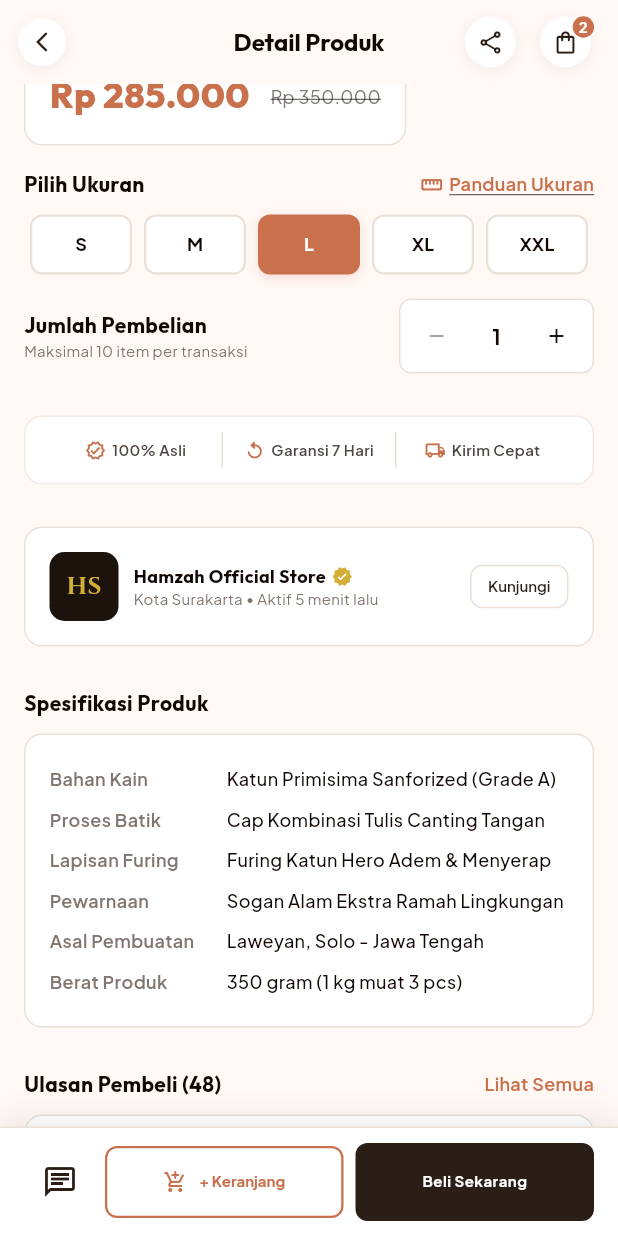
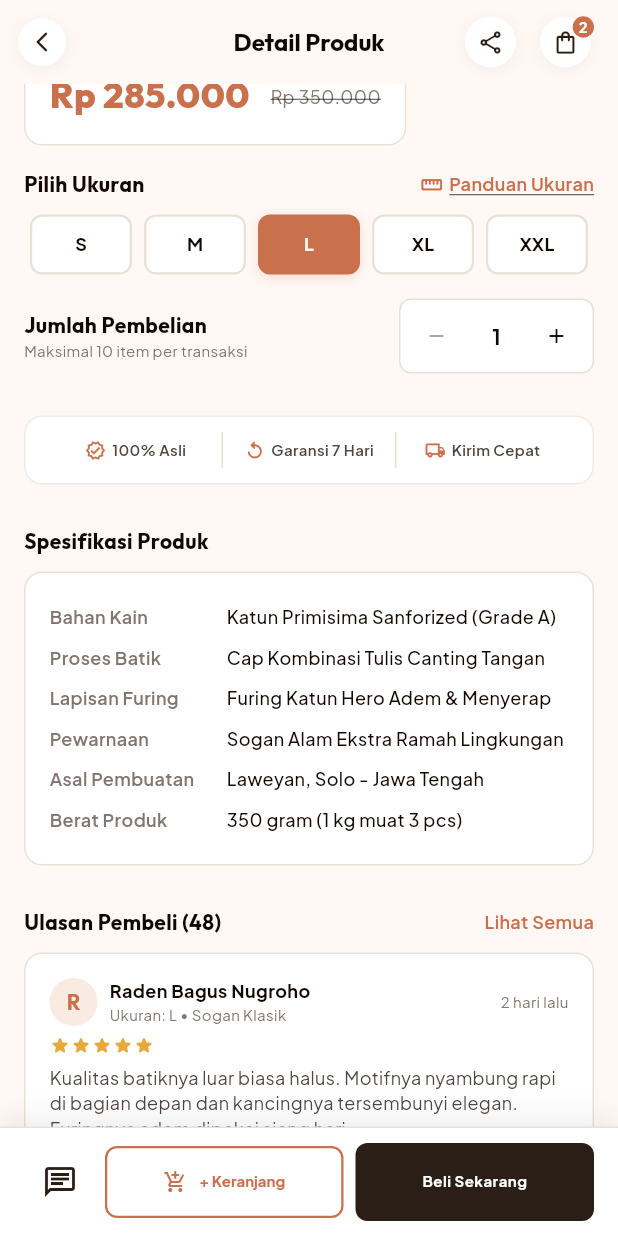
Before and after one commit to kevinrizaldi/mobilebatik, a Flutter app: the DetailProdukScreen screen opened by its route, scrolled down 576 dp, on a phone screen of 412 x 824 dp. Run offline on Flutter 3.47's test engine with Material 3 defaults, Android fonts, the light colour scheme and no system bars; our stand-ins replace go_router, google_fonts, image_picker; network calls fail.

Commit message:
update detail produk

```diff
--- a/lib/screens/detail_produk_screen.dart
+++ b/lib/screens/detail_produk_screen.dart
@@ -529,8 +529,6 @@ class _DetailProdukScreenState extends State<DetailProdukScreen> {
                       _buildQuantitySelector(r),
                       SizedBox(height: r.spacingLg),
                       _buildActionButtonsRow(r),
-                      SizedBox(height: r.spacingLg),
-                      _buildStoreCard(r),
                       SizedBox(height: r.spacingLg),
                       _buildProductSpecifications(r),
                       SizedBox(height: r.spacingLg),
@@ -571,8 +569,6 @@ class _DetailProdukScreenState extends State<DetailProdukScreen> {
                 _buildQuantitySelector(r),
                 SizedBox(height: r.spacingLg),
                 _buildTrustBadges(r),
-                SizedBox(height: r.spacingLg),
-                _buildStoreCard(r),
                 SizedBox(height: r.spacingLg),
                 _buildProductSpecifications(r),
                 SizedBox(height: r.spacingLg),
@@ -1218,93 +1214,7 @@ class _DetailProdukScreenState extends State<DetailProdukScreen> {
     );
   }
 
-  // Store Card
-  Widget _buildStoreCard(Responsive r) {
-    return Container(
-      padding: EdgeInsets.all(r.spacingMd),
-      decoration: BoxDecoration(
-        color: AppTheme.bgCard,
-        borderRadius: BorderRadius.circular(r.cardRadius * 0.75),
-        border: Border.all(color: AppTheme.borderLight),
-      ),
-      child: Row(
-        children: [
-          Container(
-            width: 46,
-            height: 46,
-            decoration: BoxDecoration(
-              color: const Color(0xFF1C130D),
-              borderRadius: BorderRadius.circular(10),
-            ),
-            child: Center(
-              child: Text(
-                'HS',
-                style: GoogleFonts.cinzel(
-                  color: const Color(0xFFD4AF37),
-                  fontWeight: FontWeight.w700,
-                  fontSize: 16,
-                ),
-              ),
-            ),
-          ),
-          SizedBox(width: r.spacingSm),
-          Expanded(
-            child: Column(
-              crossAxisAlignment: CrossAxisAlignment.start,
-              children: [
-                Row(
-                  children: [
-                    Flexible(
-                      child: Text(
-                        'Hamzah Official Store',
-                        maxLines: 1,
-                        overflow: TextOverflow.ellipsis,
-                        style: GoogleFonts.outfit(
-                          fontSize: r.fontSm,
-                          fontWeight: FontWeight.w700,
-                          color: AppTheme.textMain,
-                        ),
-                      ),
-                    ),
-                    const SizedBox(width: 4),
-                    const Icon(Icons.verified_rounded,
-                        color: Color(0xFFD4AF37), size: 14),
-                  ],
-                ),
-                Text(
-                  'Kota Surakarta • Aktif 5 menit lalu',
-                  style: GoogleFonts.plusJakartaSans(
-                    fontSize: r.fontXs,
-                    color: AppTheme.textSubtle,
-                  ),
-                ),
-              ],
-            ),
-          ),
-          OutlinedButton(
-            onPressed: () {
-              context.go('/katalog');
-            },
-            style: OutlinedButton.styleFrom(
-              minimumSize: Size.zero,
-              tapTargetSize: MaterialTapTargetSize.shrinkWrap,
-              padding: const EdgeInsets.symmetric(horizontal: 12, vertical: 8),
-              side: const BorderSide(color: AppTheme.borderLight),
-              shape: RoundedRectangleBorder(borderRadius: BorderRadius.circular(8)),
-            ),
-            child: Text(
-              'Kunjungi',
-              style: GoogleFonts.plusJakartaSans(
-                fontSize: r.fontXs,
-                fontWeight: FontWeight.w600,
-                color: AppTheme.primaryDark,
-              ),
-            ),
-          ),
-        ],
-      ),
-    );
-  }
+
 
   // Product Specifications
   Widget _buildProductSpecifications(Responsive r) {
```
Also changed, not shown: 1 other file.
